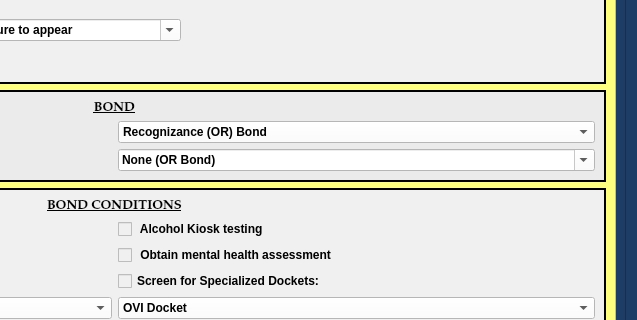
Above: package/views/ui/NoPleaBondDialog.ui from HunterProgram22/MuniEntry before the change; both pictures show x 408 to 1045 and y 271 to 591 of the 1045 by 791 pixel window. Below: the same form after it.
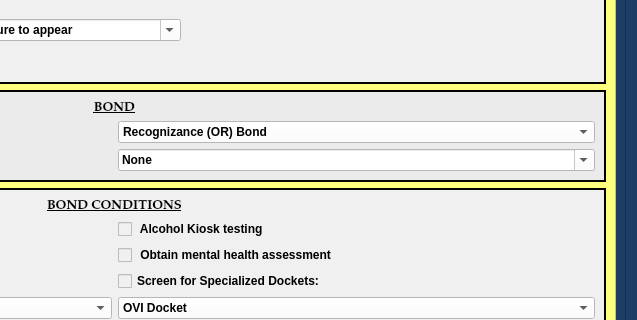
That is the form after the change. Custom widgets are drawn as their Qt base class.

Commit message:
Updated Bond amount to None for all Bonds.
Working on info checkers for Not Guilty.

Set bond and special condition frames to hide for continue bond on NGB.

Updated bond hearing and no plea bond to say none for type.

Refactored base dialog transfer_view some more.

Refactored view_modifier transfer_model.

Renamed terms object to model class in base dialog transfer.

Fixed PCVH Bond.

What changed in the file:
```diff
--- a/package/views/ui/NoPleaBondDialog.ui
+++ b/package/views/ui/NoPleaBondDialog.ui
@@ -771,7 +771,7 @@
                </property>
                <item>
                 <property name="text">
-                 <string>None (OR Bond)</string>
+                 <string>None</string>
                 </property>
                </item>
                <item>
```
The commit also changes 21 other files.
